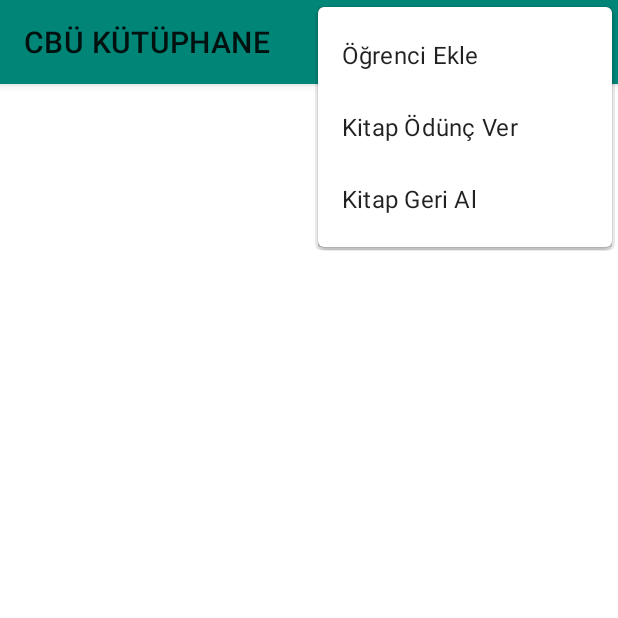
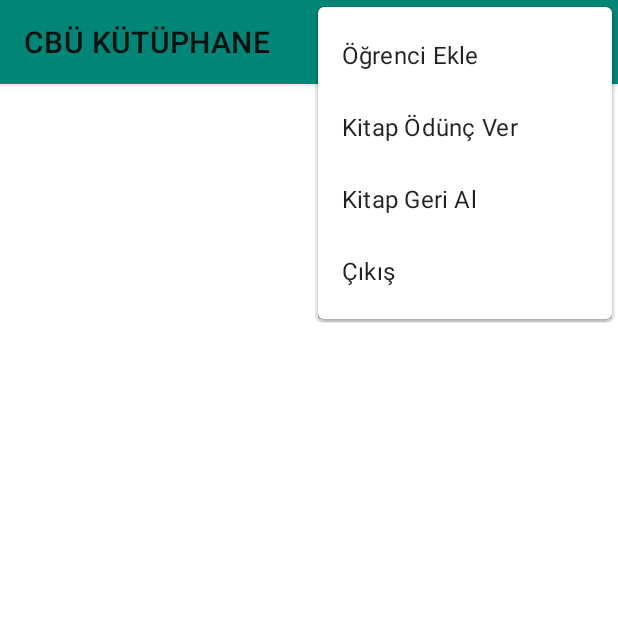
Before and after one commit to KamilAkarsu/mobil_projeler, an Android app: the BooksActivity screen opened directly, with no data from a screen before it, with the options menu open, on a phone screen of 412 x 824 dp, the top half of it. Run offline under Robolectric (Android 15) with nearby library versions, the phone set to English and light mode, and no system bars.

Commit message:
Proje Github a yuklendi

```diff
--- a/Proje/AndroidLibrary/app/src/main/java/android/com/androidlibrary/activity/BooksActivity.java
+++ b/Proje/AndroidLibrary/app/src/main/java/android/com/androidlibrary/activity/BooksActivity.java
@@ -131,6 +131,11 @@ public class BooksActivity extends AppCompatActivity {
 
                 break;
 
+            case R.id.out:
+                Intent outIntent = new Intent(this, MainActivity.class);
+                startActivity(outIntent);
+                break;
+
         }
 
 
--- a/Proje/AndroidLibrary/app/src/main/java/android/com/androidlibrary/activity/MainActivity.java
+++ b/Proje/AndroidLibrary/app/src/main/java/android/com/androidlibrary/activity/MainActivity.java
@@ -53,7 +53,7 @@ public class MainActivity extends AppCompatActivity {
             EditText email = findViewById(R.id.input_email);
             EditText password = findViewById(R.id.input_password);
             loginButton.setOnClickListener(view -> {
-                if (email.getText().toString().equals("admin@cbu.com") && password.getText().toString().equals("admin")) {
+                if (email.getText().toString().equals("admin@cbu.edu.tr") && password.getText().toString().equals("admin")) {
                     Intent intent = new Intent(this, BooksActivity.class);
                     startActivity(intent);
 
--- a/Proje/AndroidLibrary/app/src/main/java/android/com/androidlibrary/activity/UserBookActivity.java
+++ b/Proje/AndroidLibrary/app/src/main/java/android/com/androidlibrary/activity/UserBookActivity.java
@@ -92,6 +92,10 @@ public class UserBookActivity extends AppCompatActivity {
             case R.id.info:
                 show();
                 break;
+            case R.id.out:
+                Intent outIntent = new Intent(this, MainActivity.class);
+                startActivity(outIntent);
+                break;
 
         }
         return super.onOptionsItemSelected(item);
--- a/Proje/AndroidLibrary/app/src/main/res/menu/android_menu.xml
+++ b/Proje/AndroidLibrary/app/src/main/res/menu/android_menu.xml
@@ -17,4 +17,9 @@
         android:title="Kitap Geri Al"
         app:showAsAction="never"/>
 
+    <item
+        android:id="@+id/out"
+        android:title="Çıkış"
+        app:showAsAction="never"/>
+
 </menu>
--- a/Proje/AndroidLibrary/app/src/main/res/menu/user_menu.xml
+++ b/Proje/AndroidLibrary/app/src/main/res/menu/user_menu.xml
@@ -7,5 +7,10 @@
         android:title="Kullanıcı Bilgisi"
         app:showAsAction="never"/>
 
+    <item
+        android:id="@+id/out"
+        android:title="Çıkış"
+        app:showAsAction="never"/>
+
 
 </menu>
```
Also changed, not shown: Proje/AndroidLibrary/app/src/main/java/android/com/androidlibrary/activity/LendBookActivity.java (+10 -0 lines).
